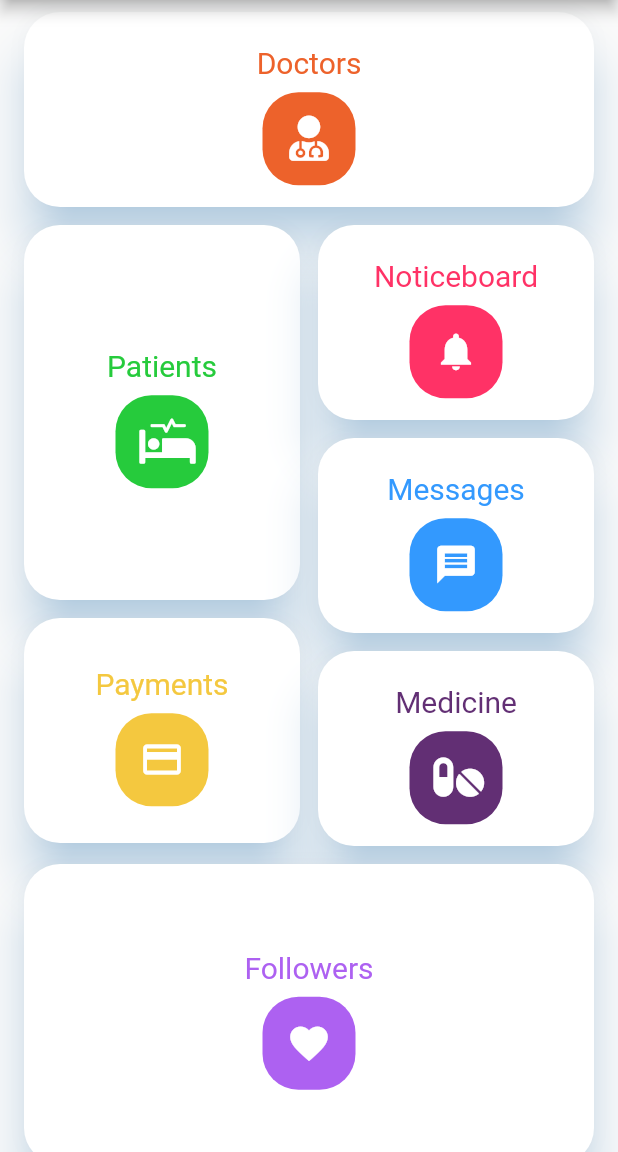
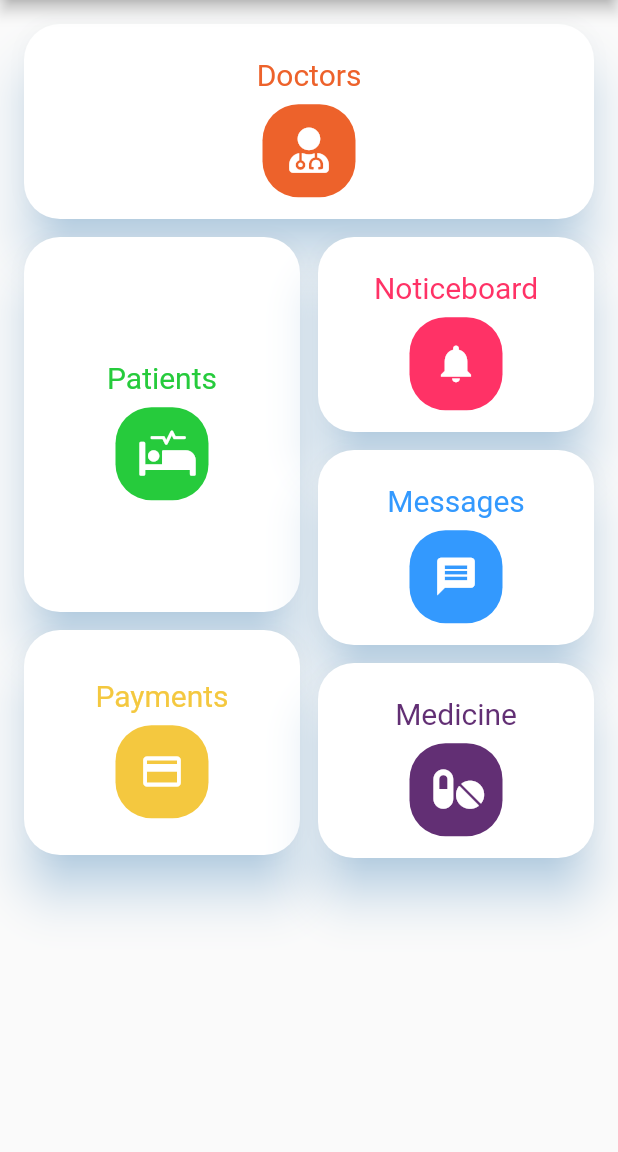
Before and after one commit to pamu47/UEE-App-Redesigning, a Flutter app: the screen it shows after launch, on a phone screen of 412 x 824 dp, the part 84-1236 px from its top. Run offline on Flutter 3.47's test engine with Material 2 defaults, Android fonts, the phone set to English and light mode, and no system bars; our stand-ins replace font_awesome_flutter.

```diff
--- a/lib/Homescreen/dashboard.dart
+++ b/lib/Homescreen/dashboard.dart
@@ -18,7 +18,8 @@ class DashboardState extends State<Dashboard> {
         crossAxisCount: 2,
         crossAxisSpacing: 12,
         mainAxisSpacing: 12.0,
-        padding: EdgeInsets.symmetric(horizontal: 16.0, vertical: 8.0),
+        padding: EdgeInsets.all(16.0),
+        //symmetric(horizontal: 16.0, vertical: 8.0)
         children: <Widget>[
           myItems(FontAwesomeIcons.userMd, "Doctors", 0xffed622b, () {}),
           myItems(FontAwesomeIcons.procedures, "Patients", 0xff26cb3c, Patients()),
@@ -26,8 +27,8 @@ class DashboardState extends State<Dashboard> {
           myItems(Icons.message, "Messages", 0xff3399fe, () {}),
           myItems(Icons.payment, "Payments", 0xfff4c83f, () {}),
           myItems(FontAwesomeIcons.pills, "Medicine", 0xff622F74, () {}),
-          myItems(Icons.favorite, "Followers", 0xffad61f1, () {}),
-          myItems(Icons.message, "Messages", 0xff7297ff, () {}),
+          //myItems(Icons.favorite, "Followers", 0xffad61f1, () {}),
+          //myItems(Icons.message, "Messages", 0xff7297ff, () {}),
         ],
         staggeredTiles: [
           StaggeredTile.extent(2, 130.0),
@@ -36,8 +37,8 @@ class DashboardState extends State<Dashboard> {
           StaggeredTile.extent(1, 130.0),
           StaggeredTile.extent(1, 150.0),
           StaggeredTile.extent(1, 130.0),
-          StaggeredTile.extent(2, 200.0),
-          StaggeredTile.extent(2, 120.0),
+          //StaggeredTile.extent(2, 200.0),
+          //StaggeredTile.extent(2, 120.0),
         ],
       ),
     );
```
